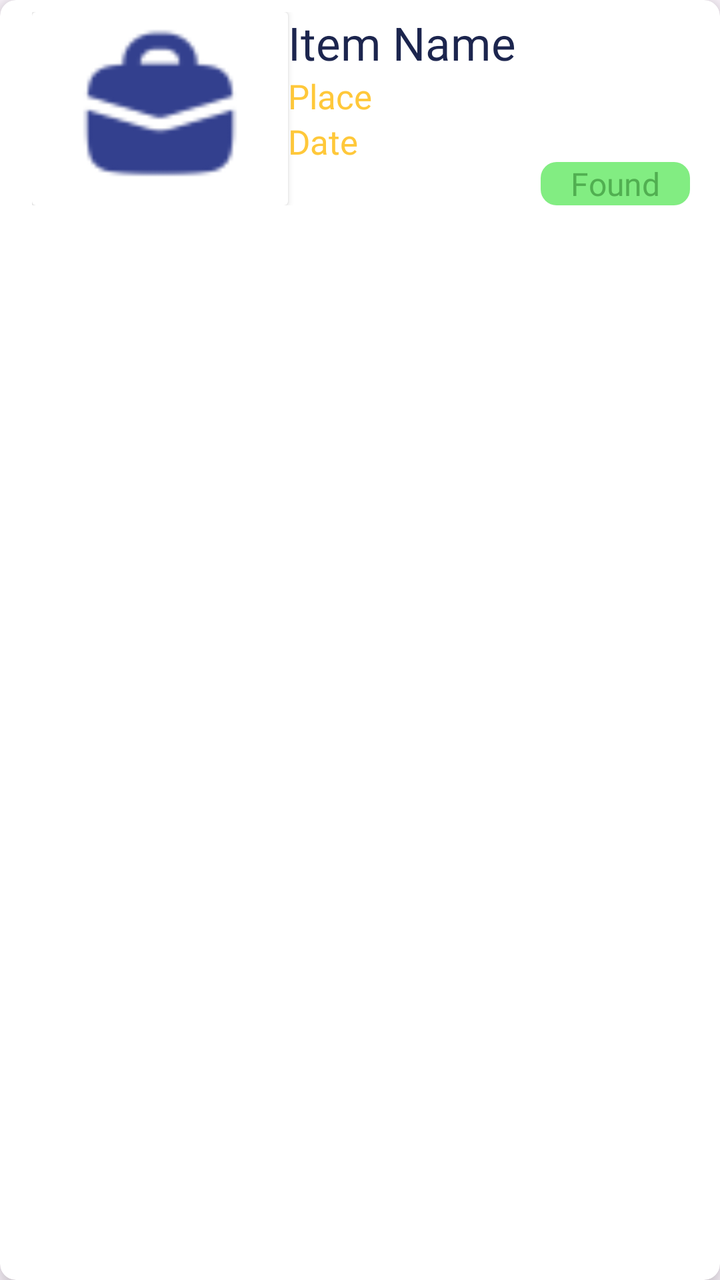
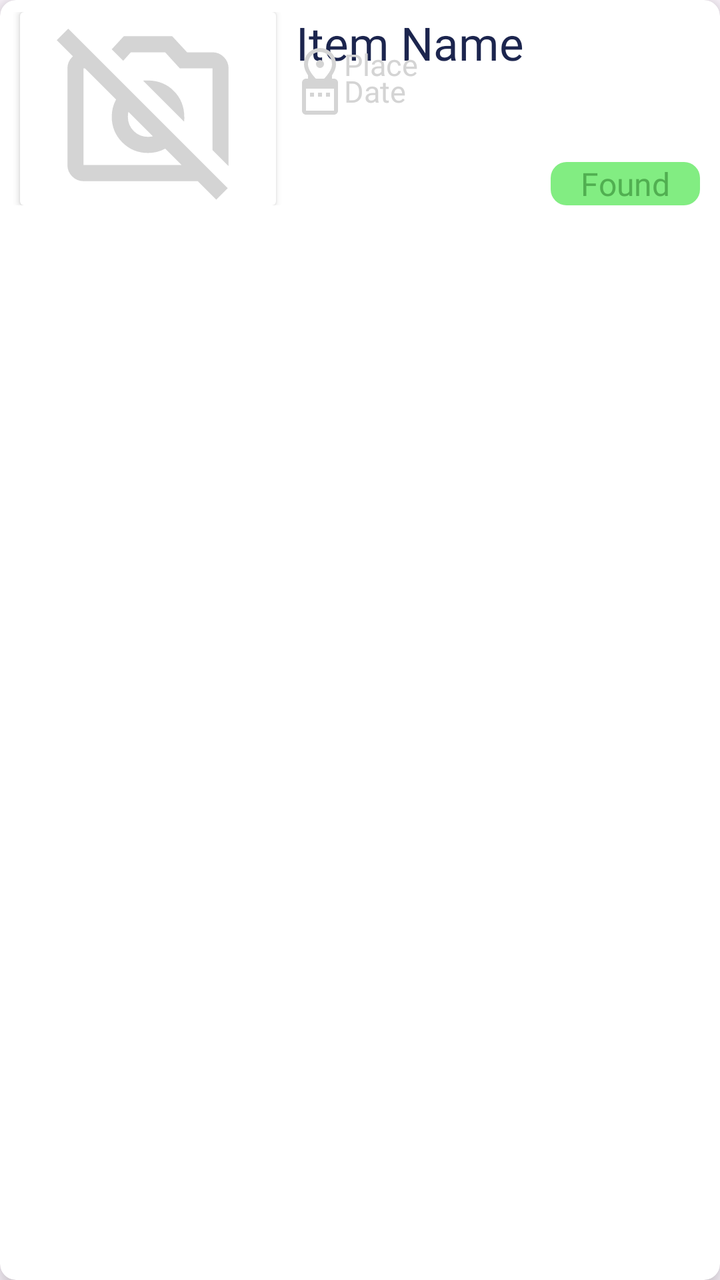

Compare the two renders of this Android layout. The source of the first and the diff that turns it into the second are given below.
<!-- AndroidManifest.xml: application theme Theme.LostAndFound -->
<!-- res/layout/lost_item_.xml -->
<?xml version="1.0" encoding="utf-8"?>
<androidx.cardview.widget.CardView xmlns:android="http://schemas.android.com/apk/res/android"
    android:layout_width="match_parent"
    android:layout_height="wrap_content"
    xmlns:app="http://schemas.android.com/apk/res-auto"
    app:cardElevation="8dp"
    app:cardCornerRadius="8dp"
    android:layout_margin="16dp">
    
    <LinearLayout
        android:layout_width="match_parent"
        android:layout_height="wrap_content"
        android:layout_marginStart="16dp"
        android:layout_marginVertical="6dp"
        android:orientation="horizontal">

        <androidx.cardview.widget.CardView
            android:layout_width="wrap_content"
            android:layout_height="match_parent">

            <ImageView
                android:id="@+id/IV_photoicon"
                android:layout_width="128dp"
                android:layout_height="match_parent"
                android:src="@drawable/bags_icon"/>


        </androidx.cardview.widget.CardView>
        
        <RelativeLayout
            android:layout_width="wrap_content"
            android:layout_height="wrap_content">

            <TextView
                android:id="@+id/TV_Status"
                android:layout_width="wrap_content"
                android:layout_height="wrap_content"
                android:layout_alignParentEnd="true"
                android:fontFamily="@font/konkhmer"
                android:text="Found"
                android:textColor="#51af51"
                android:textSize="16sp"
                android:layout_marginTop="75dp"
                android:layout_marginEnd="15dp"
                android:background="@drawable/found_border"
                android:paddingStart="15dp"
                android:paddingEnd="15dp"/>

            <LinearLayout
                android:layout_width="match_parent"
                android:layout_height="wrap_content"
                android:layout_gravity="center_vertical"
                android:orientation="vertical">

                <TextView
                    android:id="@+id/TV_Itemname"
                    android:layout_width="wrap_content"
                    android:layout_height="wrap_content"
                    android:text="Item Name"
                    android:textColor="@color/text_color"
                    android:textSize="23sp"
                    android:fontFamily="@font/konkhmer"/>

                <TextView
                    android:id="@+id/TV_Place"
                    android:layout_width="wrap_content"
                    android:layout_height="wrap_content"
                    android:text="Place"
                    android:textColor="@color/yellow"
                    android:textSize="17sp"
                    android:fontFamily="@font/konkhmer"/>

                <TextView
                    android:id="@+id/TV_Date"
                    android:layout_width="wrap_content"
                    android:layout_height="wrap_content"
                    android:text="Date"
                    android:textColor="@color/yellow"
                    android:textSize="17sp"
                    android:fontFamily="@font/konkhmer"/>

            </LinearLayout>


        </RelativeLayout>
        
    </LinearLayout>

</androidx.cardview.widget.CardView>
<!-- resources referenced by this layout -->
<resources>
  <color name="text_color">#1C254E</color>
  <color name="yellow">#FFC83A</color>
  <!-- drawable bags_icon: png bitmap (drawable, 1731 bytes) -->
  <!-- drawable found_border (drawable) -->
  <?xml version="1.0" encoding="utf-8"?>
  <shape xmlns:android="http://schemas.android.com/apk/res/android"
      android:shape="rectangle">
      <solid android:color="#82ED82"/>
      <corners android:radius="8dp"/>
  </shape>
  <style name="Theme.LostAndFound" parent="Base.Theme.LostAndFound" />
  <style name="Base.Theme.LostAndFound" parent="Theme.Material3.DayNight.NoActionBar">
          
          
      </style>
</resources>

<!-- the commit's change to res/layout/lost_item_.xml (unified diff, before → after) -->
@@ -5,28 +5,29 @@
     xmlns:app="http://schemas.android.com/apk/res-auto"
     app:cardElevation="8dp"
     app:cardCornerRadius="8dp"
-    android:layout_margin="16dp">
+    android:layout_margin="10dp">
     
     <LinearLayout
         android:layout_width="match_parent"
         android:layout_height="wrap_content"
-        android:layout_marginStart="16dp"
         android:layout_marginVertical="6dp"
         android:orientation="horizontal">
 
         <androidx.cardview.widget.CardView
             android:layout_width="wrap_content"
-            android:layout_height="match_parent">
+            android:layout_height="match_parent"
+            android:layout_marginEnd="10dp"
+            android:layout_marginStart="10dp">
 
             <ImageView
                 android:id="@+id/IV_photoicon"
                 android:layout_width="128dp"
                 android:layout_height="match_parent"
-                android:src="@drawable/bags_icon"/>
+                android:src="@drawable/photo_placeholder"/>
 
 
         </androidx.cardview.widget.CardView>
-        
+
         <RelativeLayout
             android:layout_width="wrap_content"
             android:layout_height="wrap_content">
@@ -36,18 +37,18 @@
                 android:layout_width="wrap_content"
                 android:layout_height="wrap_content"
                 android:layout_alignParentEnd="true"
+                android:layout_marginTop="75dp"
+                android:layout_marginEnd="10dp"
+                android:background="@drawable/found_border"
                 android:fontFamily="@font/konkhmer"
+                android:paddingStart="15dp"
+                android:paddingEnd="15dp"
                 android:text="Found"
                 android:textColor="#51af51"
-                android:textSize="16sp"
-                android:layout_marginTop="75dp"
-                android:layout_marginEnd="15dp"
-                android:background="@drawable/found_border"
-                android:paddingStart="15dp"
-                android:paddingEnd="15dp"/>
+                android:textSize="16sp" />
 
             <LinearLayout
-                android:layout_width="match_parent"
+                android:layout_width="wrap_content"
                 android:layout_height="wrap_content"
                 android:layout_gravity="center_vertical"
                 android:orientation="vertical">
@@ -56,34 +57,38 @@
                     android:id="@+id/TV_Itemname"
                     android:layout_width="wrap_content"
                     android:layout_height="wrap_content"
+                    android:fontFamily="@font/konkhmer"
                     android:text="Item Name"
                     android:textColor="@color/text_color"
-                    android:textSize="23sp"
-                    android:fontFamily="@font/konkhmer"/>
+                    android:textSize="23sp" />
 
                 <TextView
                     android:id="@+id/TV_Place"
                     android:layout_width="wrap_content"
                     android:layout_height="wrap_content"
+                    android:layout_marginTop="-15dp"
+                    android:drawableLeft="@drawable/location_icon"
+                    android:fontFamily="@font/konkhmer"
                     android:text="Place"
-                    android:textColor="@color/yellow"
-                    android:textSize="17sp"
-                    android:fontFamily="@font/konkhmer"/>
+                    android:textColor="#D4D4D4"
+                    android:textSize="15sp" />
 
                 <TextView
                     android:id="@+id/TV_Date"
                     android:layout_width="wrap_content"
                     android:layout_height="wrap_content"
+                    android:layout_marginTop="-11dp"
+                    android:drawableLeft="@drawable/date_icon"
+                    android:fontFamily="@font/konkhmer"
                     android:text="Date"
-                    android:textColor="@color/yellow"
-                    android:textSize="17sp"
-                    android:fontFamily="@font/konkhmer"/>
+                    android:textColor="#D4D4D4"
+                    android:textSize="15sp" />
 
             </LinearLayout>
 
 
         </RelativeLayout>
-        
+
     </LinearLayout>
 
 </androidx.cardview.widget.CardView>
<!-- resource entries referenced after the edit -->
@@ -1,8 +1,12 @@
 <!-- resources referenced by this layout -->
 <resources>
   <color name="text_color">#1C254E</color>
-  <color name="yellow">#FFC83A</color>
-  <!-- drawable bags_icon: png bitmap (drawable, 1731 bytes) -->
+  <!-- drawable date_icon (drawable) -->
+  <vector xmlns:android="http://schemas.android.com/apk/res/android" android:height="24dp" android:tint="#D4D4D4" android:viewportHeight="24" android:viewportWidth="24" android:width="24dp">
+        
+      <path android:fillColor="#D4D4D4" android:pathData="M9,11L7,11v2h2v-2zM13,11h-2v2h2v-2zM17,11h-2v2h2v-2zM19,4h-1L18,2h-2v2L8,4L8,2L6,2v2L5,4c-1.11,0 -1.99,0.9 -1.99,2L3,20c0,1.1 0.89,2 2,2h14c1.1,0 2,-0.9 2,-2L21,6c0,-1.1 -0.9,-2 -2,-2zM19,20L5,20L5,9h14v11z"/>
+      
+  </vector>
   <!-- drawable found_border (drawable) -->
   <?xml version="1.0" encoding="utf-8"?>
   <shape xmlns:android="http://schemas.android.com/apk/res/android"
@@ -10,6 +14,22 @@
       <solid android:color="#82ED82"/>
       <corners android:radius="8dp"/>
   </shape>
+  <!-- drawable location_icon (drawable) -->
+  <vector xmlns:android="http://schemas.android.com/apk/res/android"
+      android:height="24dp"
+      android:tint="#D4D4D4" android:viewportHeight="960" android:viewportWidth="960" android:width="24dp">
+        
+      <path android:fillColor="#D4D4D4"
+          android:pathData="M480,480Q513,480 536.5,456.5Q560,433 560,400Q560,367 536.5,343.5Q513,320 480,320Q447,320 423.5,343.5Q400,367 400,400Q400,433 423.5,456.5Q447,480 480,480ZM480,774Q602,662 661,570.5Q720,479 720,408Q720,299 650.5,229.5Q581,160 480,160Q379,160 309.5,229.5Q240,299 240,408Q240,479 299,570.5Q358,662 480,774ZM480,880Q319,743 239.5,625.5Q160,508 160,408Q160,258 256.5,169Q353,80 480,80Q607,80 703.5,169Q800,258 800,408Q800,508 720.5,625.5Q641,743 480,880ZM480,400Q480,400 480,400Q480,400 480,400Q480,400 480,400Q480,400 480,400Q480,400 480,400Q480,400 480,400Q480,400 480,400Q480,400 480,400Z"/>
+      
+  </vector>
+  <!-- drawable photo_placeholder (drawable) -->
+  <vector xmlns:android="http://schemas.android.com/apk/res/android"
+      android:height="64dp" android:tint="#D4D4D4" android:viewportHeight="960" android:viewportWidth="960" android:width="64dp">
+        
+      <path android:fillColor="#D4D4D4" android:pathData="M880,765L800,685L800,280Q800,280 800,280Q800,280 800,280L638,280L565,200L395,200L357,242L300,185L360,120L600,120L674,200L800,200Q833,200 856.5,223.5Q880,247 880,280L880,765ZM160,840Q127,840 103.5,816.5Q80,793 80,760L80,280Q80,247 103.5,223.5Q127,200 160,200L201,200L281,280L160,280Q160,280 160,280Q160,280 160,280L160,760Q160,760 160,760Q160,760 160,760L761,760L841,840L160,840ZM626,625Q601,659 563.5,679.5Q526,700 480,700Q405,700 352.5,647.5Q300,595 300,520Q300,474 320.5,436.5Q341,399 375,374L433,432Q409,445 394.5,468Q380,491 380,520Q380,562 409,591Q438,620 480,620Q509,620 532,605.5Q555,591 568,567L626,625ZM608,392Q633,416 646.5,449Q660,482 660,520Q660,526 660,532Q660,538 659,544L456,341Q462,340 468,340Q474,340 480,340Q518,340 551,353.5Q584,367 608,392ZM819,932L27,140L84,83L876,875L819,932ZM407,520L407,520L407,520Q407,520 407,520Q407,520 407,520L407,520Q407,520 407,520Q407,520 407,520ZM578,463L578,463L578,463Q578,463 578,463Q578,463 578,463L578,463L578,463L578,463Z"/>
+      
+  </vector>
   <style name="Theme.LostAndFound" parent="Base.Theme.LostAndFound" />
   <style name="Base.Theme.LostAndFound" parent="Theme.Material3.DayNight.NoActionBar">
           
